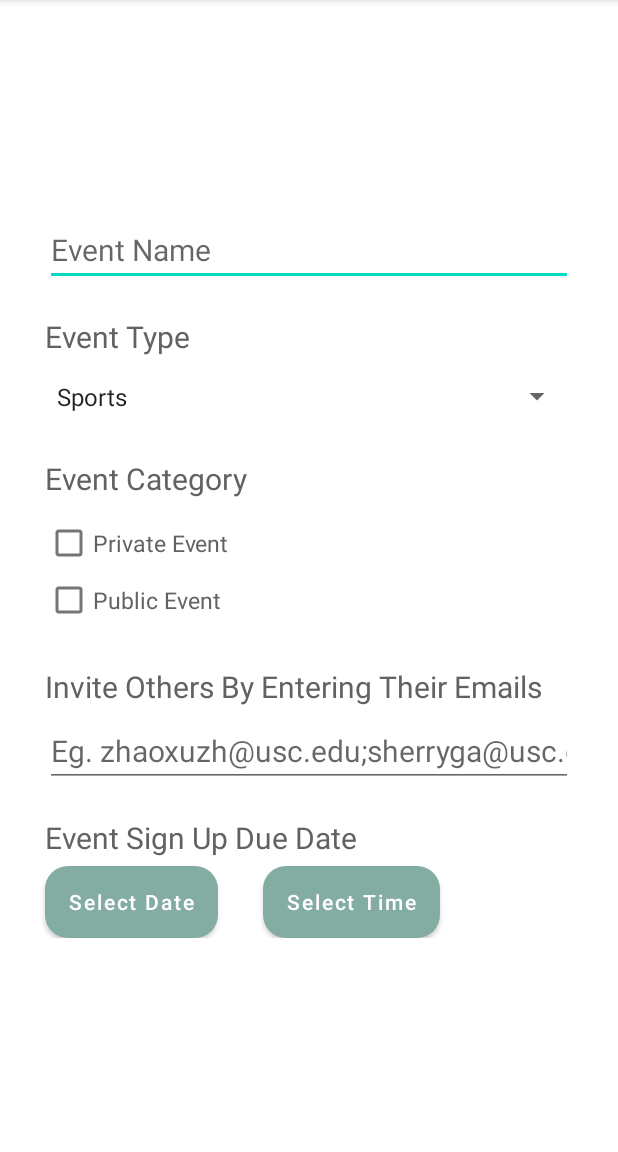
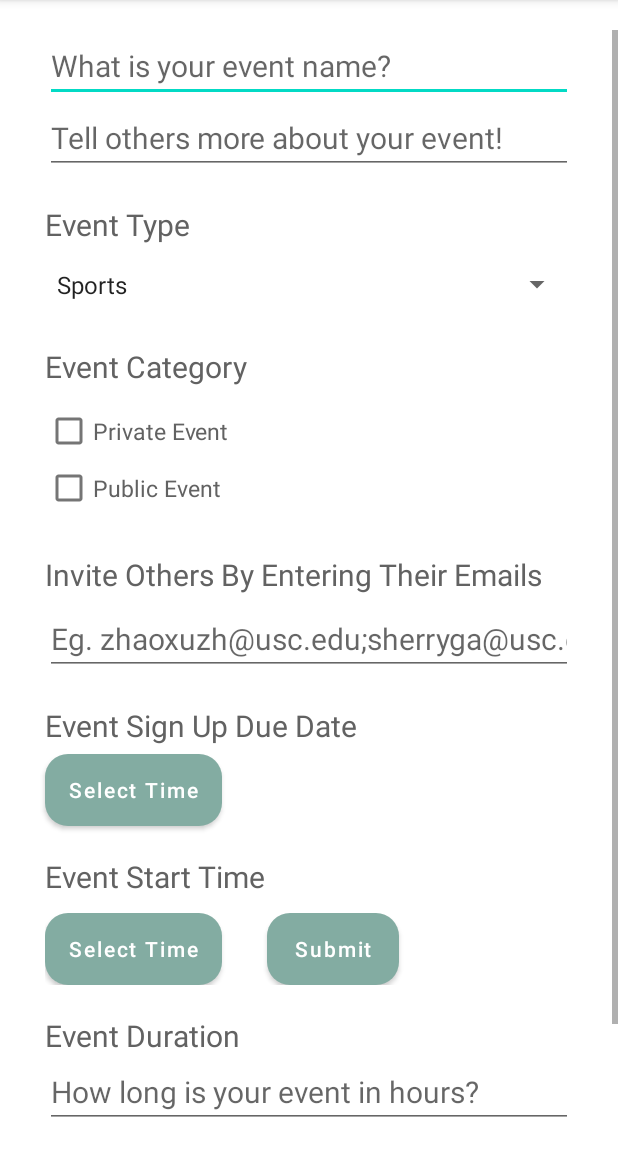
Before and after one commit to sherrygao821/EasyTeamUp, an Android app: the CreateEvent screen opened directly, with no data from a screen before it, on a phone screen of 412 x 824 dp, the part 84-1236 px from its top. Run offline under Robolectric (Android 15) with nearby library versions, the phone set to English and light mode, and no system bars.

Commit message:
Add TimeSlot Picker To New Event Page [dev-ui]

```diff
--- a/app/src/main/java/com/example/easyteamup/CreateEvent.java
+++ b/app/src/main/java/com/example/easyteamup/CreateEvent.java
@@ -6,74 +6,171 @@ import android.app.DatePickerDialog;
 import android.app.TimePickerDialog;
 import android.content.Context;
 import android.os.Bundle;
-import android.util.Log;
 import android.view.View;
+import android.view.ViewGroup;
 import android.widget.AdapterView;
 import android.widget.ArrayAdapter;
 import android.widget.Button;
 import android.widget.CheckBox;
 import android.widget.DatePicker;
 import android.widget.EditText;
+import android.widget.ListView;
 import android.widget.Spinner;
 import android.widget.TimePicker;
 import android.widget.Toast;
 
 import com.example.easyteamup.classes.Event;
-import com.example.easyteamup.classes.Time;
 
 import java.util.ArrayList;
 import java.util.Calendar;
-import java.util.Date;
-import java.util.GregorianCalendar;
+import java.util.List;
 
 public class CreateEvent extends AppCompatActivity implements AdapterView.OnItemSelectedListener {
 
     Spinner newEvtTypePicker;
     CheckBox newEvtPrivate, newEvtPublic;
     EditText newEvtName, newEvtInvitations;
-    Button evtDueTimePicker, evtDueDatePicker;
+    Button evtDueDatePicker, evtTimeSlotDatePicker, evtTimeSlotTimePickerSubmit;
+    ListView timeslotsLv;
+
+    ArrayAdapter<String> timeslotsAdapter;
 
     private Context context;
     private Event event;
+    private List<String> timeslotsString;
+
     private int evtDueYear;
     private int evtDueMonth;
     private int evtDueDay;
     private int evtDueHour;
     private int evtDueMinute;
+    String evtDueTimeString = "";
+
+    private int slotYear;
+    private int slotMonth;
+    private int slotDay;
+    private int slotHour;
+    private int slotMinute;
+    String evtTimeSlotString = "";
+
+    public CreateEvent() {
+    }
 
     @Override
     protected void onCreate(Bundle savedInstanceState) {
         super.onCreate(savedInstanceState);
         setContentView(R.layout.activity_create_event);
 
+        // initialization
         event = new Event();
         context = this;
+        timeslotsString = new ArrayList<>();
 
         newEvtTypePicker = findViewById(R.id.newEvtTypePicker);
         newEvtPrivate = findViewById(R.id.newEvtPrivate);
         newEvtPublic = findViewById(R.id.newEvtPublic);
         newEvtName = findViewById(R.id.newEvtName);
         newEvtInvitations = findViewById(R.id.newEvtInvitations);
-        evtDueTimePicker = findViewById(R.id.evtDueTimePicker);
         evtDueDatePicker = findViewById(R.id.evtDueDatePicker);
+        timeslotsLv = findViewById(R.id.timeslotsLv);
+        evtTimeSlotDatePicker = findViewById(R.id.evtTimeSlotDatePicker);
+        evtTimeSlotTimePickerSubmit = findViewById(R.id.evtTimeSlotTimePickerSubmit);
 
-        ArrayAdapter<CharSequence> adapter = ArrayAdapter.createFromResource(this, R.array.evtTypes, android.R.layout.simple_spinner_item);
-        adapter.setDropDownViewResource(android.R.layout.simple_spinner_item);
-        newEvtTypePicker.setAdapter(adapter);
+        // event type listview adapter initialization
+        ArrayAdapter<CharSequence> typeAdapter = ArrayAdapter.createFromResource(this, R.array.evtTypes, android.R.layout.simple_spinner_item);
+        typeAdapter.setDropDownViewResource(android.R.layout.simple_spinner_item);
+        newEvtTypePicker.setAdapter(typeAdapter);
 
+        // event time slots listview adapter initialization
+        timeslotsAdapter = new ArrayAdapter<String>(this, android.R.layout.simple_list_item_1, timeslotsString);
+        timeslotsLv.setAdapter(timeslotsAdapter);
+        timeslotsLv.setEnabled(false);
+
+        // set button listeners
         newEvtTypePicker.setOnItemSelectedListener(this);
         newEvtPrivate.setOnClickListener(this::onCheckboxClicked);
         newEvtPublic.setOnClickListener(this::onCheckboxClicked);
-        evtDueDatePicker.setOnClickListener(this::handleDueDate);
-        evtDueTimePicker.setOnClickListener(this::handleDueTime);
+        evtDueDatePicker.setOnClickListener(this::handleDueTime);
+        evtTimeSlotDatePicker.setOnClickListener(this::handleTimeSlotDate);
+        evtTimeSlotTimePickerSubmit.setOnClickListener(this::submitTimeSlotTime);
     }
 
     /**
-     * handle Event Due Date Picker
+     * submit new time slot and add to listview
      * @param view
      * @author Sherry Gao
      */
-    public void handleDueDate(View view) {
+    public void submitTimeSlotTime(View view) {
+        if(timeslotsString.contains(evtTimeSlotString)) {
+            Toast.makeText(this, "You Already Added This Start Time", Toast.LENGTH_SHORT).show();
+            return;
+        }
+        timeslotsString.add(evtTimeSlotString);
+        timeslotsAdapter.notifyDataSetChanged();
+
+        // adjust height for listview
+        int itemCount = timeslotsAdapter.getCount();
+        ViewGroup.LayoutParams params = timeslotsLv.getLayoutParams();
+        params.height = (itemCount * 130);
+        timeslotsLv.setLayoutParams(params);
+        timeslotsLv.requestLayout();
+    }
+
+    /**
+     * handle Event Time Slot Date/Time Picker
+     * @param view
+     * @author Sherry Gao
+     */
+    public void handleTimeSlotDate(View view) {
+        // get current date
+        Calendar calendar = Calendar.getInstance();
+
+        int year = calendar.get(Calendar.YEAR);
+        int month = calendar.get(Calendar.MONTH) + 1;
+        int day = calendar.get(Calendar.DAY_OF_MONTH);
+        int hour = calendar.get(Calendar.HOUR);
+        int minute = calendar.get(Calendar.MINUTE);
+
+        if(evtDueTimeString.equals("")) {
+            Toast.makeText(this, "Please Select Event Sign Up Due Time First!", Toast.LENGTH_SHORT).show();
+            return;
+        }
+
+        // initiate new DatePickerDialog
+        DatePickerDialog datePickerDialog = new DatePickerDialog(this, new DatePickerDialog.OnDateSetListener() {
+            @Override
+            public void onDateSet(DatePicker datePicker, int i, int i1, int i2) {
+                if(i < evtDueYear || (i == evtDueYear && i1 < evtDueMonth) || (i == evtDueYear && i1 == evtDueMonth && i2 <= evtDueDay))
+                    Toast.makeText(context, "Please Select A Valid Date", Toast.LENGTH_SHORT).show();
+                else {
+                    slotYear = i;
+                    slotMonth = i1;
+                    slotDay = i2;
+
+                    // initiate time picker after selected a valid date
+                    TimePickerDialog timePickerDialog = new TimePickerDialog(context, new TimePickerDialog.OnTimeSetListener() {
+                        @Override
+                        public void onTimeSet(TimePicker timePicker, int i, int i1) {
+                            slotHour = i;
+                            slotMinute = i1;
+                            evtTimeSlotString = String.valueOf(slotYear) + "-" + String.valueOf(slotMonth) + "-" + String.valueOf(slotDay) + " " + String.valueOf(slotHour) + ":" + String.valueOf(slotMinute);
+                            evtTimeSlotDatePicker.setText(evtTimeSlotString);
+                        }
+                    }, hour, minute, true);
+
+                    timePickerDialog.show();
+                }
+            }
+        }, year, month, day);
+        datePickerDialog.show();
+    }
+
+    /**
+     * handle Event Due Date/Time Picker
+     * @param view
+     * @author Sherry Gao
+     */
+    public void handleDueTime(View view) {
 
         // get current date
         Calendar calendar = Calendar.getInstance();
@@ -81,48 +178,36 @@ public class CreateEvent extends AppCompatActivity implements AdapterView.OnItem
         int year = calendar.get(Calendar.YEAR);
         int month = calendar.get(Calendar.MONTH) + 1;
         int day = calendar.get(Calendar.DAY_OF_MONTH);
+        int hour = calendar.get(Calendar.HOUR);
+        int minute = calendar.get(Calendar.MINUTE);
 
         // initiate new DatePickerDialog
         DatePickerDialog datePickerDialog = new DatePickerDialog(this, new DatePickerDialog.OnDateSetListener() {
             @Override
             public void onDateSet(DatePicker datePicker, int i, int i1, int i2) {
-                if(i < year || (i == year && i1 < month) || (i == year && i1 == month && i2 < day))
+                if(i < year || (i == year && i1 < month) || (i == year && i1 == month && i2 <= day))
                     Toast.makeText(context, "Please Select A Valid Date", Toast.LENGTH_SHORT).show();
                 else {
                     evtDueYear = i;
                     evtDueMonth = i1;
                     evtDueDay = i2;
-                    String evtDueDateString = String.valueOf(evtDueYear) + "-" + String.valueOf(evtDueMonth) + "-" + String.valueOf(evtDueDay);
-                    evtDueDatePicker.setText(evtDueDateString);
-                }
-            }
-        }, year, month, day);
-        datePickerDialog.show();
-    }
 
-    /**
-     * handle Event Due Time Picker
-     * @param view
-     * @author Sherry Gao
-     */
-    public void handleDueTime(View view) {
-
-        Calendar calendar = Calendar.getInstance();
-
-        int hour = calendar.get(Calendar.HOUR);
-        int minute = calendar.get(Calendar.MINUTE);
-
+                    // initiate time picker after selected a valid date
                     TimePickerDialog timePickerDialog = new TimePickerDialog(context, new TimePickerDialog.OnTimeSetListener() {
                         @Override
                         public void onTimeSet(TimePicker timePicker, int i, int i1) {
                             evtDueHour = i;
                             evtDueMinute = i1;
-                String evtDueTimeString = String.valueOf(evtDueHour) + ":" + String.valueOf(evtDueMinute);
-                evtDueTimePicker.setText(evtDueTimeString);
+                            evtDueTimeString = String.valueOf(evtDueYear) + "-" + String.valueOf(evtDueMonth) + "-" + String.valueOf(evtDueDay) + " " + String.valueOf(evtDueHour) + ":" + String.valueOf(evtDueMinute);
+                            evtDueDatePicker.setText(evtDueTimeString);
                         }
                     }, hour, minute, true);
 
                     timePickerDialog.show();
+                }
+            }
+        }, year, month, day);
+        datePickerDialog.show();
     }
 
     /**
--- a/app/src/main/res/layout/activity_create_event.xml
+++ b/app/src/main/res/layout/activity_create_event.xml
@@ -4,12 +4,13 @@
     xmlns:app="http://schemas.android.com/apk/res-auto"
     xmlns:tools="http://schemas.android.com/tools"
     android:layout_width="match_parent"
-    android:layout_height="match_parent">
+    android:layout_height="match_parent"
+    android:layout_marginTop="20dp"
+    android:layout_marginBottom="20dp">
     <LinearLayout
         android:layout_width="match_parent"
         android:layout_height="match_parent"
         tools:context=".CreateEvent"
-        android:layout_gravity="center"
         android:orientation="vertical">
 
         <EditText
@@ -22,6 +23,18 @@
             android:layout_marginStart="30dp"
             android:layout_marginEnd="30dp"
             android:maxLines="1"
+            android:inputType="text" />
+
+        <EditText
+            android:id="@+id/newEvtDescript"
+            android:layout_width="match_parent"
+            android:layout_height="wrap_content"
+            android:hint="@string/evtDescript"
+            android:textColor="@color/font_grey"
+            android:textSize="20sp"
+            android:layout_marginStart="30dp"
+            android:layout_marginEnd="30dp"
+            android:maxLines="10"
             android:inputType="text" />
 
         <TextView
@@ -107,10 +120,6 @@
             android:layout_marginStart="30dp"
             android:layout_marginEnd="30dp"/>
 
-        <LinearLayout
-            android:layout_width="match_parent"
-            android:layout_height="wrap_content"
-            android:orientation="horizontal">
         <Button
             android:id="@+id/evtDueDatePicker"
             android:layout_width="wrap_content"
@@ -121,17 +130,89 @@
             android:textColor="@color/white"
             android:background="@drawable/button_round_corners"
             android:textAllCaps="false"
-                android:text="@string/selectDate"/>
-            <Button
-                android:id="@+id/evtDueTimePicker"
+            android:text="@string/selectTime"/>
+
+        <TextView
             android:layout_width="wrap_content"
             android:layout_height="wrap_content"
+            android:textColor="@color/font_grey"
+            android:textSize="20sp"
+            android:text="@string/evtTimeSlots"
+            android:layout_marginTop="20dp"
+            android:layout_marginStart="30dp"
+            android:layout_marginEnd="30dp"/>
+
+
+        <ListView
+            android:id="@+id/timeslotsLv"
+            android:layout_width="match_parent"
+            android:layout_height="0dp"
+            android:textColor="@color/font_grey"
+            android:textSize="15sp"
             android:layout_marginTop="5dp"
-                android:layout_marginEnd="30dp"
+            android:layout_marginStart="30dp"
+            android:layout_marginEnd="30dp"/>
+
+        <LinearLayout
+            android:layout_width="match_parent"
+            android:layout_height="wrap_content"
+            android:orientation="horizontal"
+            android:layout_marginTop="5dp"
+            android:layout_marginStart="30dp"
+            android:layout_marginEnd="30dp">
+            <Button
+                android:id="@+id/evtTimeSlotDatePicker"
+                android:layout_width="wrap_content"
+                android:layout_height="wrap_content"
                 android:textColor="@color/white"
                 android:background="@drawable/button_round_corners"
                 android:textAllCaps="false"
                 android:text="@string/selectTime"/>
+
+            <Button
+                android:id="@+id/evtTimeSlotTimePickerSubmit"
+                android:layout_width="wrap_content"
+                android:layout_height="wrap_content"
+                android:textColor="@color/white"
+                android:background="@drawable/button_round_corners"
+                android:textAllCaps="false"
+                android:layout_marginStart="30dp"
+                android:text="@string/evtTimeSlotPickerSubmit"/>
         </LinearLayout>
+
+        <TextView
+            android:layout_width="wrap_content"
+            android:layout_height="wrap_content"
+            android:textColor="@color/font_grey"
+            android:textSize="20sp"
+            android:text="@string/evtDuration"
+            android:layout_marginTop="20dp"
+            android:layout_marginStart="30dp"
+            android:layout_marginEnd="30dp"/>
+
+        <EditText
+            android:id="@+id/evtDurationHours"
+            android:layout_width="match_parent"
+            android:layout_height="wrap_content"
+            android:hint="@string/evtDurationHours"
+            android:textColor="@color/font_grey"
+            android:textSize="20sp"
+            android:layout_marginStart="30dp"
+            android:layout_marginEnd="30dp"
+            android:maxLines="1"
+            android:inputType="text" />
+
+        <Button
+            android:id="@+id/evtSubmit"
+            android:layout_width="wrap_content"
+            android:layout_height="wrap_content"
+            android:textColor="@color/white"
+            android:background="@drawable/button_round_corners"
+            android:textAllCaps="false"
+            android:layout_marginStart="30dp"
+            android:layout_marginTop="20dp"
+            android:layout_marginEnd="30dp"
+            android:text="@string/evtSubmit"/>
+
     </LinearLayout>
 </ScrollView>
--- a/app/src/main/res/values/strings.xml
+++ b/app/src/main/res/values/strings.xml
@@ -17,7 +17,7 @@
     <string name="selectTimeSlots">Select All Time Slots That Suit You!</string>
     <string name="signupBut">Sign Up</string>
     <string name="newEvent">New Event</string>
-    <string name="evtName">Event Name</string>
+    <string name="evtName">What is your event name?</string>
     <string-array name="evtTypes">
         <item>Sports</item>
         <item>Study</item>
@@ -33,4 +33,10 @@
     <string name="evtSignUpDueDate">Event Sign Up Due Date</string>
     <string name="selectDate">Select Date</string>
     <string name="selectTime">Select Time</string>
+    <string name="evtTimeSlots">Event Start Time</string>
+    <string name="evtDuration">Event Duration</string>
+    <string name="evtTimeSlotPickerSubmit">Submit</string>
+    <string name="evtDurationHours">How long is your event in hours?</string>
+    <string name="evtDescript">Tell others more about your event!</string>
+    <string name="evtSubmit">Submit Event</string>
 </resources>
```
Lines whose indentation alone changed are shown as unchanged.
